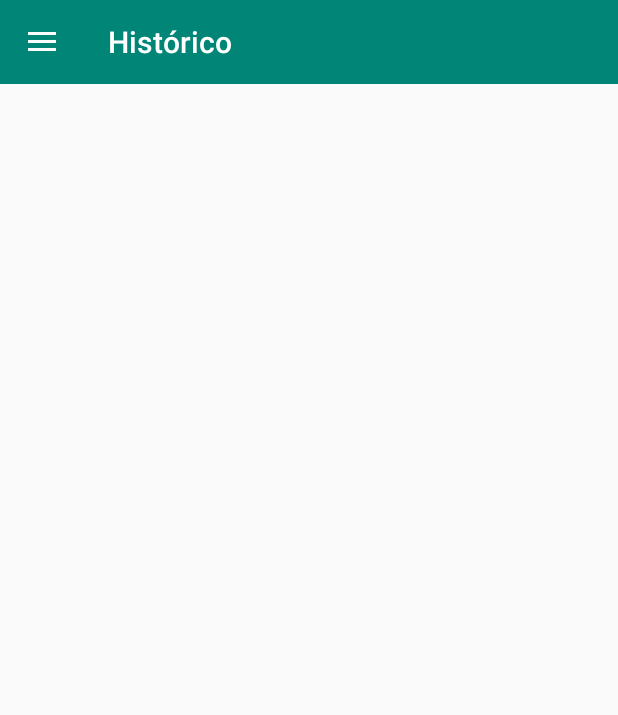
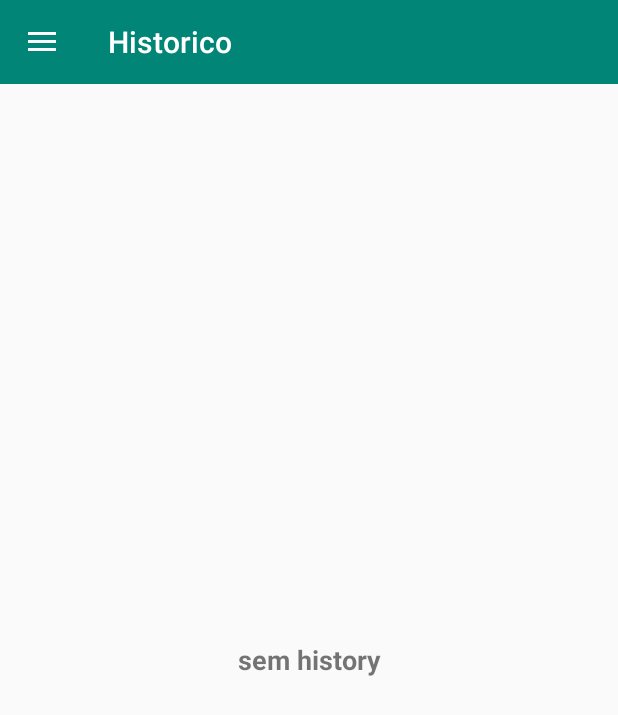
Before and after one commit to nuno-21902803/ACalculator-android, an Android app: the fragment OperationDetailFragment placed in its activity, in the side drawer, after a tap on "Histórico", on a phone screen of 412 x 824 dp. Shown: the top 715 px of the screen. Run offline under Robolectric (Android 15) with nearby library versions, the phone set to English and light mode, and no system bars; our stand-ins replace Room's generated code.

Commit message:
Ficha 9 DONE caralho

```diff
--- a/app/src/main/AndroidManifest.xml
+++ b/app/src/main/AndroidManifest.xml
@@ -2,7 +2,11 @@
 <manifest xmlns:android="http://schemas.android.com/apk/res/android"
     package="com.example.acalculator">
 
+    <uses-permission android:name="android.permission.INTERNET"/>
+    <uses-permission android:name="android.permission.ACCESS_COARSE_LOCATION"/>
+    <uses-permission android:name="android.permission.ACCESS_FINE_LOCATION"/>
     <uses-permission android:name="android.permission.ACCESS_NETWORK_STATE" />
+    <uses-permission android:name="android.permission.CAMERA" />
 
     <application
         android:name=".CalculatorApplication"
--- a/app/src/main/java/com/example/acalculator/CalculatorViewModel.kt
+++ b/app/src/main/java/com/example/acalculator/CalculatorViewModel.kt
@@ -2,7 +2,6 @@ package com.example.acalculator
 
 import android.app.Application
 import android.util.Log
-import androidx.lifecycle.AndroidViewModel
 import androidx.lifecycle.ViewModel
 import kotlinx.coroutines.CoroutineScope
 import kotlinx.coroutines.Dispatchers
--- a/app/src/main/java/com/example/acalculator/HistoryFragment.kt
+++ b/app/src/main/java/com/example/acalculator/HistoryFragment.kt
@@ -1,8 +1,3 @@
-package com.example.acalculator
-
-import android.annotation.SuppressLint
-import android.content.Context
-import android.content.pm.ActivityInfo
 import android.os.Bundle
 import androidx.fragment.app.Fragment
 import android.view.LayoutInflater
@@ -10,28 +5,21 @@ import android.view.View
 import android.view.ViewGroup
 import android.widget.Toast
 import androidx.appcompat.app.AppCompatActivity
-import androidx.lifecycle.ViewModelProvider
-import androidx.recyclerview.widget.LinearLayoutManager
+import com.example.acalculator.*
 import com.example.acalculator.databinding.FragmentHistoryBinding
 import kotlinx.coroutines.CoroutineScope
 import kotlinx.coroutines.Dispatchers
 import kotlinx.coroutines.launch
 
-private const val ARG_OPERATIONS = "param1"
+class HistoryFragment : Fragment() {
 
-class HistoryFragment : Fragment() {
     private lateinit var model: CalculatorModel
-    private var adapter =
-        HistoryAdapter(onClick = ::onOperationClick, onLongClick = ::onOperationLongClick)
+    private var adapter = HistoryAdapter(onClick = ::onOperationClick, onLongClick = ::onOperationLongClick)
     private lateinit var binding: FragmentHistoryBinding
 
-    override fun onCreateView(
-        inflater: LayoutInflater, container: ViewGroup?,
-        savedInstanceState: Bundle?
-    ): View {
+    override fun onCreateView(inflater: LayoutInflater, container: ViewGroup?, savedInstanceState: Bundle?): View {
         model = CalculatorRoom(CalculatorDatabase.getInstance(requireContext()).operationDao())
-        (requireActivity() as AppCompatActivity).supportActionBar?.title =
-            getString(R.string.history)
+        (requireActivity() as AppCompatActivity).supportActionBar?.title = "Historico"
         val view = inflater.inflate(R.layout.fragment_history, container, false)
         binding = FragmentHistoryBinding.bind(view)
         return binding.root
@@ -43,36 +31,18 @@ class HistoryFragment : Fragment() {
         model.getHistory { updateHistory(it) }
     }
 
-    @SuppressLint("SourceLockedOrientationActivity")
-    override fun onResume() {
-        super.onResume()
-        requireActivity().requestedOrientation = ActivityInfo.SCREEN_ORIENTATION_PORTRAIT
-    }
-
-    override fun onPause() {
-        super.onPause()
-        requireActivity().requestedOrientation = ActivityInfo.SCREEN_ORIENTATION_FULL_SENSOR
-    }
-
     private fun onOperationClick(operation: OperationUI) {
         NavigationManager.goToOperationDetail(parentFragmentManager, operation)
     }
 
     private fun onOperationLongClick(operation: OperationUI): Boolean {
-        Toast.makeText(requireContext(), "DELETING_OP", Toast.LENGTH_SHORT).show()
+        Toast.makeText(requireContext(), " Apagando", Toast.LENGTH_SHORT).show()
         model.deleteOperation(operation.uuid) { model.getHistory { updateHistory(it) } }
         return false
     }
 
     private fun updateHistory(operations: List<OperationUI>) {
-        val history = operations.map {
-            OperationUI(
-                uuid = it.uuid,
-                expression = it.expression,
-                result = it.result,
-                timeStamp = it.getOperationDate().toLong()
-            )
-        }
+        val history = operations.map { OperationUI(it.uuid, it.expression, it.result, it.timeStamp) }
         CoroutineScope(Dispatchers.Main).launch {
             showHistory(history.isNotEmpty())
             adapter.updateItems(history)
@@ -82,8 +52,11 @@ class HistoryFragment : Fragment() {
     private fun showHistory(show: Boolean) {
         if (show) {
             binding.rvHistoric.visibility = View.VISIBLE
+            binding.textNoHistoryAvailable.visibility = View.GONE
         } else {
             binding.rvHistoric.visibility = View.GONE
+            binding.textNoHistoryAvailable.visibility = View.VISIBLE
         }
     }
+
 }
--- a/app/src/main/java/com/example/acalculator/NavigationManager.kt
+++ b/app/src/main/java/com/example/acalculator/NavigationManager.kt
@@ -1,5 +1,6 @@
 package com.example.acalculator
 
+import HistoryFragment
 import androidx.fragment.app.Fragment
 import androidx.fragment.app.FragmentManager
 
--- a/app/src/main/java/com/example/acalculator/OperationDao.kt
+++ b/app/src/main/java/com/example/acalculator/OperationDao.kt
@@ -17,11 +17,11 @@ interface OperationDao {
     @Query("SELECT * FROM operation order by timestamp asc")
     suspend fun getAll() : List<OperationRoom>
 
-    @Query("SELECT * FROM operation order by timestamp desc limit 1")
+    @Query("SELECT * FROM operation where uuid = :uuid")
     suspend fun getByID(uuid: String) : OperationRoom
 
-    @Query("DELETE FROM operation  where uuid = :uuid")
-    suspend fun getLastOperation(uuid: String): OperationRoom
+    @Query("SELECT * FROM operation ORDER BY timestamp DESC LIMIT 1")
+    suspend fun getLastOperation(): OperationRoom
 
 
     @Query("DELETE FROM operation WHERE uuid = :uuid")
--- a/app/src/main/java/com/example/acalculator/OperationDetailFragment.kt
+++ b/app/src/main/java/com/example/acalculator/OperationDetailFragment.kt
@@ -41,7 +41,7 @@ class OperationDetailFragment : Fragment() {
         binding.textUuid.text = operationUi?.uuid
         binding.textExpression.text = operationUi?.expression
         binding.textResult.text = "=${operationUi?.result}"
-        binding.textDatetime.text = operationUi?.getOperationDate()
+        binding.textDatetime.text = operationUi?.timeStamp.toString()
     }
 
     @SuppressLint("SourceLockedOrientationActivity")
--- a/app/src/main/res/layout/fragment_history.xml
+++ b/app/src/main/res/layout/fragment_history.xml
@@ -1,14 +1,26 @@
 <?xml version="1.0" encoding="utf-8"?>
 <FrameLayout xmlns:android="http://schemas.android.com/apk/res/android"
     xmlns:tools="http://schemas.android.com/tools"
+
+    xmlns:app="http://schemas.android.com/apk/res-auto"
     android:layout_width="match_parent"
-    android:layout_height="match_parent"
-    tools:context=".HistoryFragment">
+    android:layout_height="match_parent">
 
     <androidx.recyclerview.widget.RecyclerView
         android:id="@+id/rv_historic"
-        android:layout_width="wrap_content"
+        android:layout_width="match_parent"
         android:layout_height="match_parent"
-        tools:listitem="@layout/item_expression"/>
+        tools:listitem="@layout/item_expression"
+        app:layoutManager="androidx.recyclerview.widget.LinearLayoutManager"
+        android:visibility="gone"/>
+
+    <TextView
+        android:id="@+id/textNoHistoryAvailable"
+        android:layout_width="match_parent"
+        android:layout_height="match_parent"
+        android:gravity="center"
+        android:textSize="18sp"
+        android:textStyle="bold"
+        android:text="sem history"/>
 
 </FrameLayout>
```
Also changed, not shown: app/src/main/java/com/example/acalculator/CalculatorApplication.kt (added, +14 -0 lines), app/src/main/java/com/example/acalculator/CalculatorRepository.kt (added, +76 -0 lines), app/src/main/java/com/example/acalculator/CalculatorRetrofit.kt (+7 -19 lines), app/src/main/java/com/example/acalculator/CalculatorService.kt (+7 -9 lines), app/src/main/java/com/example/acalculator/ConnectivityUtil.kt (added, +30 -0 lines), app/src/main/java/com/example/acalculator/OperationUI.kt (+1 -7 lines).
